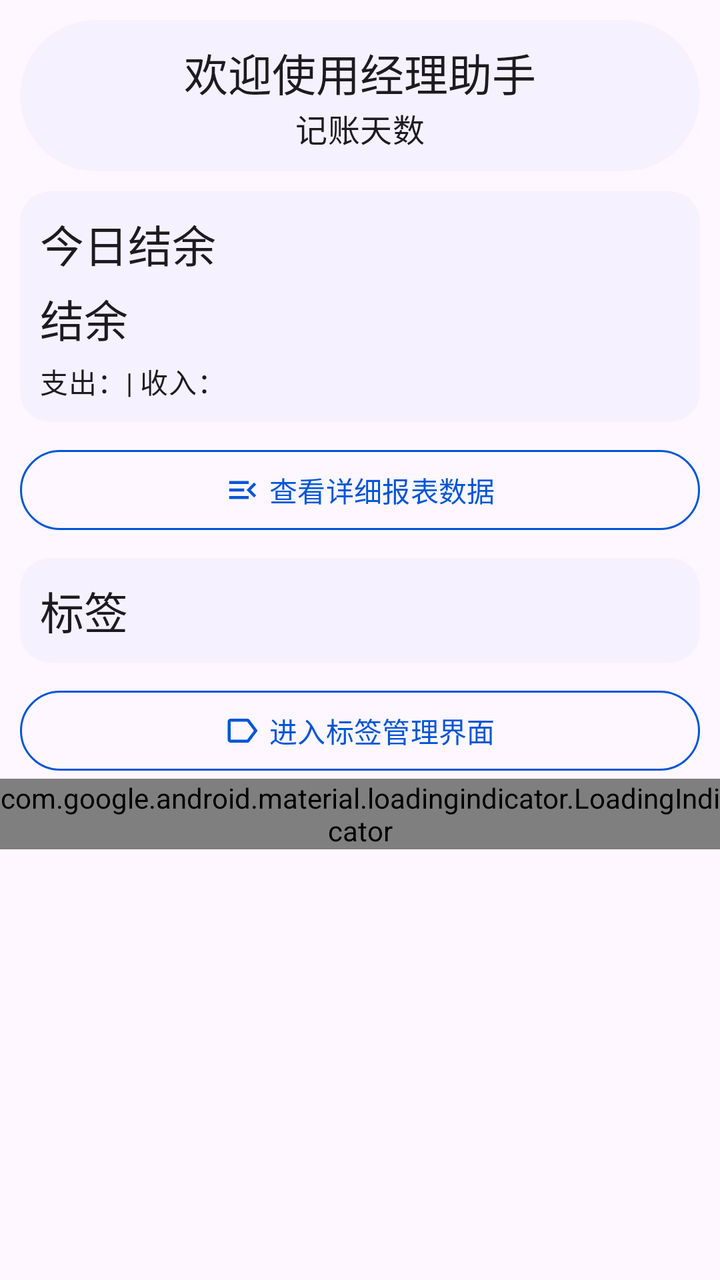
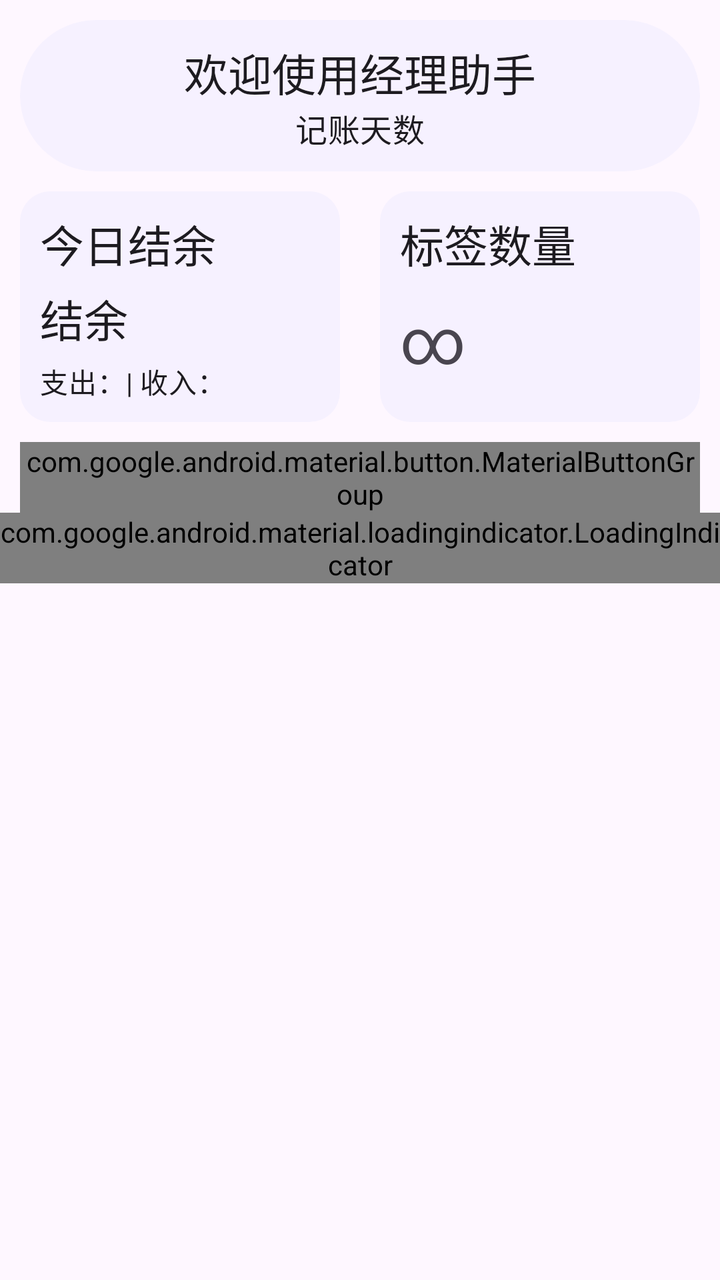

The first picture is an Android layout as it rendered before a commit; the second is the same layout after the commit. The layout source and the unified diff follow.
<!-- AndroidManifest.xml: application theme Theme.ManagerAssistant.Static -->
<!-- res/layout/fragment_home.xml -->
<androidx.core.widget.NestedScrollView xmlns:android="http://schemas.android.com/apk/res/android"
    xmlns:app="http://schemas.android.com/apk/res-auto"
    xmlns:tools="http://schemas.android.com/tools"
    android:layout_width="match_parent"
    android:layout_height="match_parent"
    tools:context=".ui.pages.home.HomeFragment">

    
    <androidx.constraintlayout.widget.ConstraintLayout
        android:layout_width="match_parent"
        android:layout_height="wrap_content"
        android:orientation="vertical">

        <com.google.android.material.card.MaterialCardView
            android:id="@+id/welcome_card"
            style="@style/RoundCardStyle"
            android:layout_width="match_parent"
            android:layout_height="wrap_content"
            app:layout_constraintTop_toTopOf="parent">

            <LinearLayout
                android:layout_width="match_parent"
                android:layout_height="wrap_content"
                android:orientation="vertical">

                <com.google.android.material.textview.MaterialTextView
                    style="@style/LargeTitleTextViewStyle"
                    android:layout_width="wrap_content"
                    android:layout_height="wrap_content"
                    android:layout_gravity="center_horizontal"
                    android:paddingBottom="0dp"
                    android:text="@string/welcome_string" />

                <com.google.android.material.textview.MaterialTextView
                    android:id="@+id/bookkeeping_days_text"
                    style="@style/MediumTitleTextViewStyle"
                    android:layout_width="wrap_content"
                    android:layout_height="wrap_content"
                    android:layout_gravity="center_horizontal"
                    android:paddingTop="0dp"
                    android:text="@string/num_of_bookkeeping_days" />
            </LinearLayout>
        </com.google.android.material.card.MaterialCardView>

        
        <com.google.android.material.card.MaterialCardView
            android:id="@+id/report_balance_cardview"
            style="@style/ContentCardStyle"
            android:layout_width="match_parent"
            android:layout_height="wrap_content"
            app:layout_constraintTop_toBottomOf="@id/welcome_card">

            <LinearLayout
                android:layout_width="match_parent"
                android:layout_height="match_parent"
                android:orientation="vertical">

                <com.google.android.material.textview.MaterialTextView
                    style="@style/LargeTitleTextViewStyle"
                    android:layout_width="wrap_content"
                    android:layout_height="wrap_content"
                    android:paddingTop="10dp"
                    android:paddingBottom="5dp"
                    android:text="@string/today_balance" />

                <com.google.android.material.textview.MaterialTextView
                    android:id="@+id/balance_text"
                    style="@style/LargeTitleTextViewStyle"
                    android:layout_width="wrap_content"
                    android:layout_height="wrap_content"
                    android:paddingTop="0dp"
                    android:paddingBottom="5dp"
                    android:text="@string/balance" />

                <com.google.android.material.textview.MaterialTextView
                    android:id="@+id/expense_income_text"
                    style="@style/MediumBodyTextViewStyle"
                    android:layout_width="wrap_content"
                    android:layout_height="wrap_content"
                    android:paddingStart="10dp"
                    android:paddingEnd="0dp"
                    android:paddingBottom="10dp"
                    android:text="@string/expense_and_income" />
            </LinearLayout>
        </com.google.android.material.card.MaterialCardView>

        
        <com.google.android.material.button.MaterialButton
            android:id="@+id/report_btn"
            style="@style/OutlinedBtnStyle"
            android:layout_width="match_parent"
            android:layout_height="wrap_content"
            android:layout_marginTop="10dp"
            android:text="@string/check_more_data"
            app:icon="@drawable/outline_menu_open_24"
            app:iconGravity="textStart"
            app:layout_constraintTop_toBottomOf="@id/report_balance_cardview" />

        
        <com.google.android.material.card.MaterialCardView
            android:id="@+id/tag_card"
            style="@style/ContentCardStyle"
            android:layout_width="match_parent"
            android:layout_height="wrap_content"
            app:layout_constraintTop_toBottomOf="@+id/report_btn">

            <LinearLayout
                android:layout_width="match_parent"
                android:layout_height="wrap_content"
                android:orientation="vertical">

                <com.google.android.material.textview.MaterialTextView
                    style="@style/LargeTitleTextViewStyle"
                    android:layout_width="wrap_content"
                    android:layout_height="wrap_content"
                    android:text="@string/tag" />

                <androidx.recyclerview.widget.RecyclerView
                    android:id="@+id/tag_recycler"
                    android:layout_width="match_parent"
                    android:layout_height="wrap_content" />
            </LinearLayout>
        </com.google.android.material.card.MaterialCardView>

        <com.google.android.material.button.MaterialButton
            android:id="@+id/tag_manage_btn"
            style="@style/OutlinedBtnStyle"
            android:layout_width="match_parent"
            android:layout_height="wrap_content"
            android:layout_marginTop="10dp"
            android:text="@string/into_tag_manage_page"
            app:icon="@drawable/outline_label_24"
            app:layout_constraintTop_toBottomOf="@+id/tag_card" />

        
        <com.google.android.material.loadingindicator.LoadingIndicator
            android:id="@+id/link_loading_indicator"
            android:layout_width="wrap_content"
            android:layout_height="wrap_content"
            android:layout_gravity="center_horizontal"
            app:layout_constraintEnd_toEndOf="parent"
            app:layout_constraintStart_toStartOf="parent"
            app:layout_constraintTop_toTopOf="@+id/web_link_card" />

        <com.google.android.material.card.MaterialCardView
            android:id="@+id/web_link_card"
            style="@style/ContentCardStyle"
            android:layout_width="match_parent"
            android:layout_height="wrap_content"
            android:visibility="gone"
            app:layout_constraintTop_toBottomOf="@id/tag_manage_btn">

            <androidx.constraintlayout.widget.ConstraintLayout
                android:layout_width="match_parent"
                android:layout_height="wrap_content">

                <com.google.android.material.textview.MaterialTextView
                    android:id="@+id/web_link_title_text"
                    style="@style/LargeTitleTextViewStyle"
                    android:layout_width="wrap_content"
                    android:layout_height="wrap_content"
                    android:text="@string/purchase_bulletin"
                    app:layout_constraintStart_toStartOf="parent"
                    app:layout_constraintTop_toTopOf="parent" />

                <androidx.recyclerview.widget.RecyclerView
                    android:id="@+id/web_link_recycler"
                    android:layout_width="match_parent"
                    android:layout_height="wrap_content"
                    android:layout_marginStart="10dp"
                    android:layout_marginEnd="10dp"
                    android:nestedScrollingEnabled="false"
                    app:layoutManager="androidx.recyclerview.widget.LinearLayoutManager"
                    app:layout_constraintEnd_toEndOf="parent"
                    app:layout_constraintStart_toStartOf="parent"
                    app:layout_constraintTop_toBottomOf="@+id/web_link_title_text" />
            </androidx.constraintlayout.widget.ConstraintLayout>
        </com.google.android.material.card.MaterialCardView>
    </androidx.constraintlayout.widget.ConstraintLayout>
</androidx.core.widget.NestedScrollView>
<!-- resources referenced by this layout -->
<resources>
  <string name="balance">结余</string>
  <string name="check_more_data">查看详细报表数据</string>
  <string name="expense_and_income">支出：| 收入：</string>
  <string name="into_tag_manage_page">进入标签管理界面</string>
  <string name="num_of_bookkeeping_days">记账天数</string>
  <string name="purchase_bulletin">采购公告</string>
  <string name="tag">标签</string>
  <string name="today_balance">今日结余</string>
  <string name="welcome_string">欢迎使用经理助手</string>
  <style name="ContentCardStyle" parent="CardStyleBase">
          <item name="cardCornerRadius">15dp</item>
          <item name="android:layout_marginTop">10dp</item>
          <item name="android:layout_marginStart">10dp</item>
          <item name="android:layout_marginEnd">10dp</item>
          <item name="android:layout_marginBottom">10dp</item>
      </style>
  <style name="LargeTitleTextViewStyle" parent="TextViewStyleBase">
          <item name="android:textAppearance">?attr/textAppearanceTitleLarge</item>
      </style>
  <style name="MediumBodyTextViewStyle" parent="TextViewStyleBase">
          <item name="android:paddingStart">0dp</item>
          <item name="android:paddingBottom">0dp</item>
          <item name="android:paddingEnd">0dp</item>
          <item name="android:paddingTop">0dp</item>
          <item name="android:textAppearance">?attr/textAppearanceBodyMedium</item>
      </style>
  <style name="MediumTitleTextViewStyle" parent="TextViewStyleBase">
          <item name="android:textAppearance">?attr/textAppearanceTitleMedium</item>
      </style>
  <style name="OutlinedBtnStyle" parent="Widget.Material3.Button.OutlinedButton">
          <item name="android:textColor">?attr/colorPrimary</item>
          <item name="strokeColor">?attr/colorPrimary</item>
          <item name="strokeWidth">1dp</item>
          <item name="iconGravity">textStart</item>
          <item name="android:layout_marginStart">10dp</item>
          <item name="android:layout_marginEnd">10dp</item>
      </style>
  <style name="RoundCardStyle" parent="CardStyleBase">
          <item name="cardCornerRadius">50dp</item>
          <item name="android:layout_margin">10dp</item>
      </style>
  <style name="CardStyleBase" parent="Widget.Material3.CardView.Filled">
          <item name="cardBackgroundColor">@color/card_background_color</item>
      </style>
  <style name="TextViewStyleBase">
          <item name="android:paddingStart">10dp</item>
          <item name="android:paddingEnd">10dp</item>
          <item name="android:paddingTop">10dp</item>
          <item name="android:paddingBottom">10dp</item>
      </style>
  <color name="color_primary">#0055d6</color>
  <color name="color_on_primary">#ffffff</color>
  <color name="color_primary_container">#d8e1fe</color>
  <color name="color_secondary_container">#e0e1ff</color>
  <color name="color_surface">#faf9ff</color>
  <color name="color_surface_container">#ebedfa</color>
  <color name="color_surface_container_low">#edeffc</color>
  <style name="ToolBarStyle" parent="Widget.Material3.Toolbar.OnSurface">
          <item name="android:backgroundTint">?attr/colorSurface</item>
          <item name="navigationIconTint">?attr/colorPrimary</item>
          <item name="navigationIcon">@drawable/outline_arrow_back_ios_new_24</item>
          <item name="contentInsetStart">10dp</item>
          <item name="titleTextAppearance">?attr/textAppearanceHeadlineSmall</item>
      </style>
  <!-- drawable outline_arrow_back_ios_new_24 (drawable) -->
  <vector xmlns:android="http://schemas.android.com/apk/res/android" android:height="24dp" android:tint="#000000" android:viewportHeight="960" android:viewportWidth="960" android:width="24dp">
        
      <path android:fillColor="@android:color/white" android:pathData="M640,880L240,480L640,80L711,151L382,480L711,809L640,880Z"/>
      
  </vector>
  <!-- unchanged entries left out for length: 3 -->
</resources>

<!-- the commit's change to res/layout/fragment_home.xml (unified diff, before → after) -->
@@ -46,8 +46,11 @@
         <com.google.android.material.card.MaterialCardView
             android:id="@+id/report_balance_cardview"
             style="@style/ContentCardStyle"
-            android:layout_width="match_parent"
-            android:layout_height="wrap_content"
+            android:layout_width="0dp"
+            android:layout_height="wrap_content"
+            app:layout_constraintEnd_toStartOf="@id/tag_card"
+            app:layout_constraintHorizontal_weight="1"
+            app:layout_constraintStart_toStartOf="parent"
             app:layout_constraintTop_toBottomOf="@id/welcome_card">
 
             <LinearLayout
@@ -85,52 +88,71 @@
         </com.google.android.material.card.MaterialCardView>
 
         
-        <com.google.android.material.button.MaterialButton
-            android:id="@+id/report_btn"
-            style="@style/OutlinedBtnStyle"
-            android:layout_width="match_parent"
-            android:layout_height="wrap_content"
-            android:layout_marginTop="10dp"
-            android:text="@string/check_more_data"
-            app:icon="@drawable/outline_menu_open_24"
-            app:iconGravity="textStart"
-            app:layout_constraintTop_toBottomOf="@id/report_balance_cardview" />
-
-        
         <com.google.android.material.card.MaterialCardView
             android:id="@+id/tag_card"
             style="@style/ContentCardStyle"
-            android:layout_width="match_parent"
-            android:layout_height="wrap_content"
-            app:layout_constraintTop_toBottomOf="@+id/report_btn">
+            android:layout_width="0dp"
+            android:layout_height="0dp"
+            android:layout_marginTop="0dp"
+            android:layout_marginBottom="0dp"
+            app:layout_constraintBottom_toBottomOf="@+id/report_balance_cardview"
+            app:layout_constraintEnd_toEndOf="parent"
+            app:layout_constraintHorizontal_weight="1"
+            app:layout_constraintStart_toEndOf="@+id/report_balance_cardview"
+            app:layout_constraintTop_toTopOf="@+id/report_balance_cardview">
 
             <LinearLayout
                 android:layout_width="match_parent"
+                android:layout_height="match_parent"
+                android:orientation="vertical">
+
+                <com.google.android.material.textview.MaterialTextView
+                    style="@style/LargeTitleTextViewStyle"
+                    android:layout_width="wrap_content"
+                    android:layout_height="wrap_content"
+                    android:text="@string/tag_count" />
+
+                <com.google.android.material.textview.MaterialTextView
+                    android:id="@+id/tag_count_text"
+                    style="@style/TextAppearance.Material3.HeadlineLarge"
+                    android:layout_width="wrap_content"
+                    android:layout_height="wrap_content"
+                    android:layout_marginStart="10dp"
+                    android:text="@string/count_infinity" />
+            </LinearLayout>
+        </com.google.android.material.card.MaterialCardView>
+
+        
+        <com.google.android.material.button.MaterialButtonGroup
+            android:id="@+id/btn_group_1"
+            android:layout_width="0dp"
+            android:layout_height="wrap_content"
+            android:layout_marginTop="10dp"
+            app:layout_constraintEnd_toEndOf="@+id/tag_card"
+            app:layout_constraintStart_toStartOf="@+id/report_balance_cardview"
+            app:layout_constraintTop_toBottomOf="@+id/report_balance_cardview">
+
+            
+            <com.google.android.material.button.MaterialButton
+                android:id="@+id/report_btn"
+                style="@style/OutlinedBtnStyle"
+                android:layout_width="0dp"
                 android:layout_height="wrap_content"
-                android:orientation="vertical">
-
-                <com.google.android.material.textview.MaterialTextView
-                    style="@style/LargeTitleTextViewStyle"
-                    android:layout_width="wrap_content"
-                    android:layout_height="wrap_content"
-                    android:text="@string/tag" />
-
-                <androidx.recyclerview.widget.RecyclerView
-                    android:id="@+id/tag_recycler"
-                    android:layout_width="match_parent"
-                    android:layout_height="wrap_content" />
-            </LinearLayout>
-        </com.google.android.material.card.MaterialCardView>
-
-        <com.google.android.material.button.MaterialButton
-            android:id="@+id/tag_manage_btn"
-            style="@style/OutlinedBtnStyle"
-            android:layout_width="match_parent"
-            android:layout_height="wrap_content"
-            android:layout_marginTop="10dp"
-            android:text="@string/into_tag_manage_page"
-            app:icon="@drawable/outline_label_24"
-            app:layout_constraintTop_toBottomOf="@+id/tag_card" />
+                android:layout_weight="1"
+                android:text="@string/check_report_data"
+                app:icon="@drawable/outline_menu_open_24"
+                app:iconGravity="textStart" />
+
+            
+            <com.google.android.material.button.MaterialButton
+                android:id="@+id/tag_manage_btn"
+                style="@style/OutlinedBtnStyle"
+                android:layout_width="0dp"
+                android:layout_height="wrap_content"
+                android:layout_weight="1"
+                android:text="@string/manage_tag"
+                app:icon="@drawable/outline_label_24" />
+        </com.google.android.material.button.MaterialButtonGroup>
 
         
         <com.google.android.material.loadingindicator.LoadingIndicator
@@ -148,7 +170,7 @@
             android:layout_width="match_parent"
             android:layout_height="wrap_content"
             android:visibility="gone"
-            app:layout_constraintTop_toBottomOf="@id/tag_manage_btn">
+            app:layout_constraintTop_toBottomOf="@id/btn_group_1">
 
             <androidx.constraintlayout.widget.ConstraintLayout
                 android:layout_width="match_parent"
<!-- resource entries referenced after the edit -->
@@ -1,12 +1,13 @@
 <!-- resources referenced by this layout -->
 <resources>
   <string name="balance">结余</string>
-  <string name="check_more_data">查看详细报表数据</string>
+  <string name="check_report_data">查看详细报表</string>
+  <string name="count_infinity">∞</string>
   <string name="expense_and_income">支出：| 收入：</string>
-  <string name="into_tag_manage_page">进入标签管理界面</string>
+  <string name="manage_tag">标签管理</string>
   <string name="num_of_bookkeeping_days">记账天数</string>
   <string name="purchase_bulletin">采购公告</string>
-  <string name="tag">标签</string>
+  <string name="tag_count">标签数量</string>
   <string name="today_balance">今日结余</string>
   <string name="welcome_string">欢迎使用经理助手</string>
   <style name="ContentCardStyle" parent="CardStyleBase">
